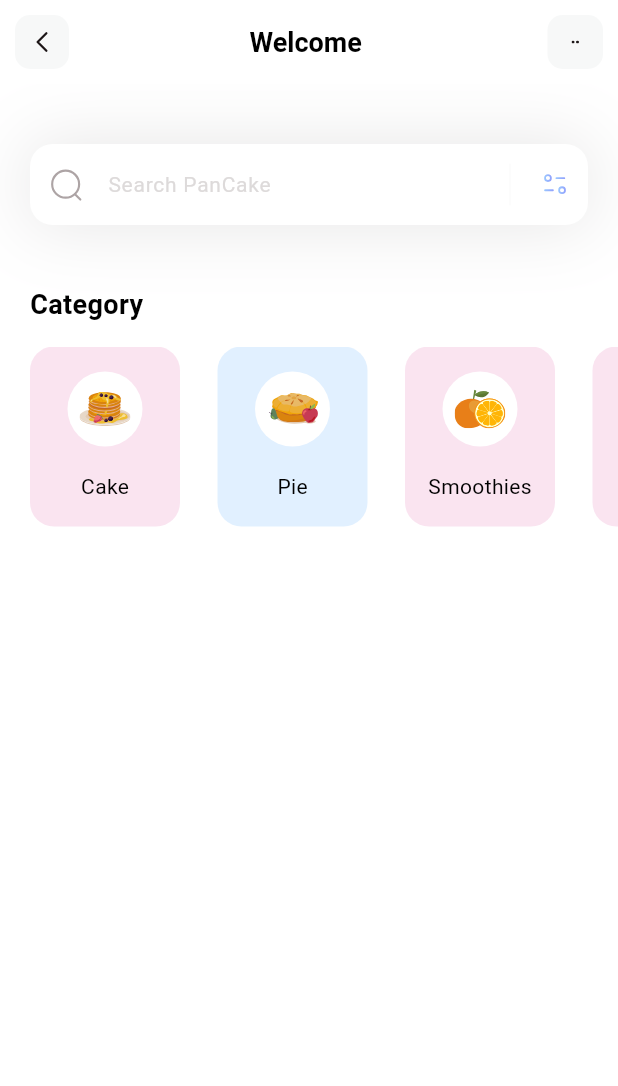
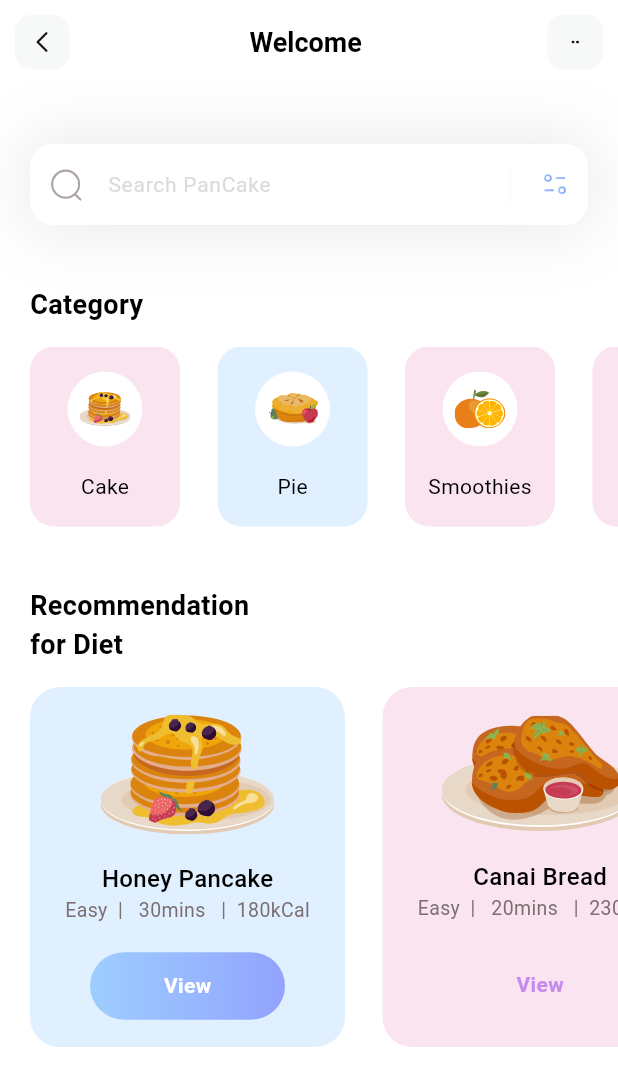
Before and after one commit to WaiYanPhoneAant/Fitness---Flutter---App, a Flutter app: the screen it shows after launch, on a phone screen of 412 x 824 dp. Shown: the top 1086 px of the screen. Run offline on Flutter 3.47's test engine with Material 3 defaults, Android fonts, the phone set to English and light mode, and no system bars; our stand-ins replace flutter_svg.

Commit message:
diet section

```diff
--- /dev/null
+++ b/lib/models/diet_model.dart
@@ -0,0 +1,51 @@
+import 'package:flutter/material.dart';
+
+class DietModel {
+  String name;
+  String iconPath;
+  String level;
+  String duration;
+  String calorie;
+  Color boxColor;
+  bool viewIsSelected;
+
+  DietModel({
+    required this.name,
+    required this.iconPath,
+    required this.level,
+    required this.duration,
+    required this.calorie,
+    required this.boxColor,
+    required this.viewIsSelected
+  });
+
+  static List < DietModel > getDiets() {
+    List < DietModel > diets = [];
+
+    diets.add(
+      DietModel(
+       name: 'Honey Pancake',
+       iconPath: 'assets/icons/honey-pancakes.svg',
+       level: 'Easy',
+       duration: '30mins',
+       calorie: '180kCal',
+       viewIsSelected: true,
+       boxColor: const Color(0xff9DCEFF)
+      )
+    );
+
+    diets.add(
+      DietModel(
+       name: 'Canai Bread',
+       iconPath: 'assets/icons/canai-bread.svg',
+       level: 'Easy',
+       duration: '20mins',
+       calorie: '230kCal',
+       viewIsSelected: false,
+       boxColor: const Color(0xffEEA4CE)
+      )
+    );
+
+    return diets;
+  }
+}
--- a/lib/pages/home.dart
+++ b/lib/pages/home.dart
@@ -1,4 +1,5 @@
 import 'package:fitness/models/category_model.dart';
+import 'package:fitness/models/diet_model.dart';
 import 'package:flutter/material.dart';
 import 'package:flutter_svg/flutter_svg.dart';
 
@@ -11,14 +12,16 @@ class HomePage extends StatefulWidget {
 
 class _HomePageState extends State<HomePage> {
   List<CategoryModel> categories = [];
+  List<DietModel> diets = [];
 
-  void _getCategories() {
+  void _getInitialInfo() {
     categories = CategoryModel.getCategories();
+    diets = DietModel.getDiets();
   }
 
   @override
   Widget build(BuildContext context) {
-    _getCategories();
+    _getInitialInfo();
     return Scaffold(
       appBar: appBar(),
       backgroundColor: Colors.white,
@@ -26,12 +29,95 @@ class _HomePageState extends State<HomePage> {
         crossAxisAlignment: CrossAxisAlignment.start,
         children: [
           __searchField(),
-          const SizedBox(
-            height: 40,
-          ),
-          _categoriesSection()
+          const SizedBox(height: 40),
+          _categoriesSection(),
+          const SizedBox(height: 40),
+          _dietSection()
         ],
       ),
+    );
+  }
+
+  Column _dietSection() {
+    return Column(
+      crossAxisAlignment: CrossAxisAlignment.start,
+      children: [
+        const Padding(
+          padding: EdgeInsets.only(left: 20),
+          child: Text(
+            'Recommendation\nfor Diet',
+            style: TextStyle(
+                color: Colors.black, fontSize: 18, fontWeight: FontWeight.w600),
+          ),
+        ),
+        const SizedBox(height: 15),
+        Container(
+          height: 240,
+          child: ListView.separated(
+            itemCount: diets.length,
+            scrollDirection: Axis.horizontal,
+            padding: const EdgeInsets.only(left: 20, right: 20),
+            separatorBuilder: (context, index) => const SizedBox(width: 25),
+            itemBuilder: (context, index) {
+              return Container(
+                width: 210,
+                decoration: BoxDecoration(
+                    color: diets[index].boxColor.withOpacity(0.3),
+                    borderRadius: BorderRadius.circular(20)),
+                child: Column(
+                  mainAxisAlignment: MainAxisAlignment.spaceEvenly,
+                  children: [
+                    SvgPicture.asset(diets[index].iconPath),
+                    Column(
+                      children: [
+                        Text(
+                          diets[index].name,
+                          style: const TextStyle(
+                              fontWeight: FontWeight.w500,
+                              color: Colors.black,
+                              fontSize: 16),
+                        ),
+                        Text(
+                          '${diets[index].level}  |   ${diets[index].duration}   |  ${diets[index].calorie}',
+                          style: const TextStyle(
+                              color: Color(0xff7B6F72),
+                              fontSize: 13,
+                              fontWeight: FontWeight.w400),
+                        ),
+                      ],
+                    ),
+                    Container(
+                      height: 45,
+                      width: 130,
+                      decoration: BoxDecoration(
+                          gradient: LinearGradient(colors: [
+                            diets[index].viewIsSelected
+                                ? const Color(0xff9DCEFF)
+                                : Colors.transparent,
+                            diets[index].viewIsSelected
+                                ? const Color(0xff92A3FD)
+                                : Colors.transparent
+                          ]),
+                          borderRadius: BorderRadius.circular(50)),
+                      child: Center(
+                        child: Text(
+                          'View',
+                          style: TextStyle(
+                              color: diets[index].viewIsSelected
+                                  ? Colors.white
+                                  : const Color(0xffC58BF2),
+                              fontWeight: FontWeight.w600,
+                              fontSize: 14),
+                        ),
+                      ),
+                    )
+                  ],
+                ),
+              );
+            },
+          ),
+        )
+      ],
     );
   }
 
```
